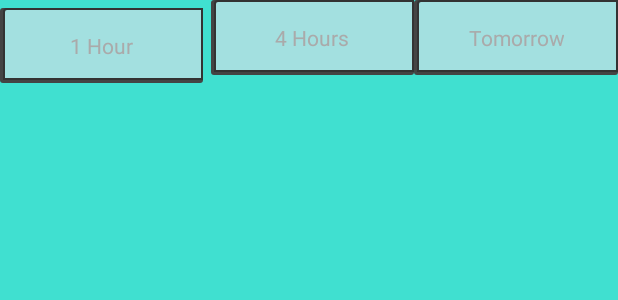
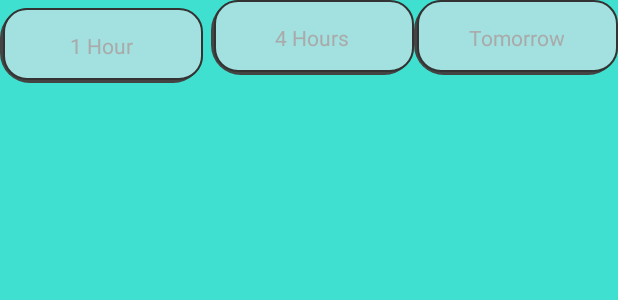
Before and after one commit to charliemcg/ListApp2, an Android app: the layout snooze_layout.xml on its own in the app's theme, with its tools: preview values and no code run, on a phone screen of 412 x 824 dp. Shown: the top 300 px of the screen. Run offline under Robolectric (Android 15) with nearby library versions, the phone set to English and light mode, and no system bars.

Commit message:
Created rounded corners for list items and buttons.

```diff
--- a/app/src/main/res/drawable/color_picker_border_white.xml
+++ b/app/src/main/res/drawable/color_picker_border_white.xml
@@ -2,8 +2,14 @@
 <layer-list xmlns:android="http://schemas.android.com/apk/res/android">
     <item>
         <shape android:shape="rectangle">
+            <solid android:color="@color/turquoise"/>
+        </shape>
+    </item>
+
+    <item>
+        <shape android:shape="rectangle">
             <solid android:color="@color/mid_gray"/>
-            <corners android:radius="2dp" />
+            <corners android:radius="20dp" />
         </shape>
     </item>
 
@@ -16,10 +22,10 @@
             <solid android:color="@color/lightTurquoise"/>
             <!--<corners android:radius="2dp" />-->
             <corners
-                android:radius="2dp"
-                android:topRightRadius="0dp"
-                android:bottomRightRadius="0dp"
-                android:bottomLeftRadius="0dp" />
+                android:radius="15dp"
+                android:topRightRadius="15dp"
+                android:bottomRightRadius="15dp"
+                android:bottomLeftRadius="15dp" />
             <!--<gradient android:angle="270"-->
             <!--android:endColor="#FFFFFF" android:startColor="#FFFFFF" />-->
             <stroke
```
